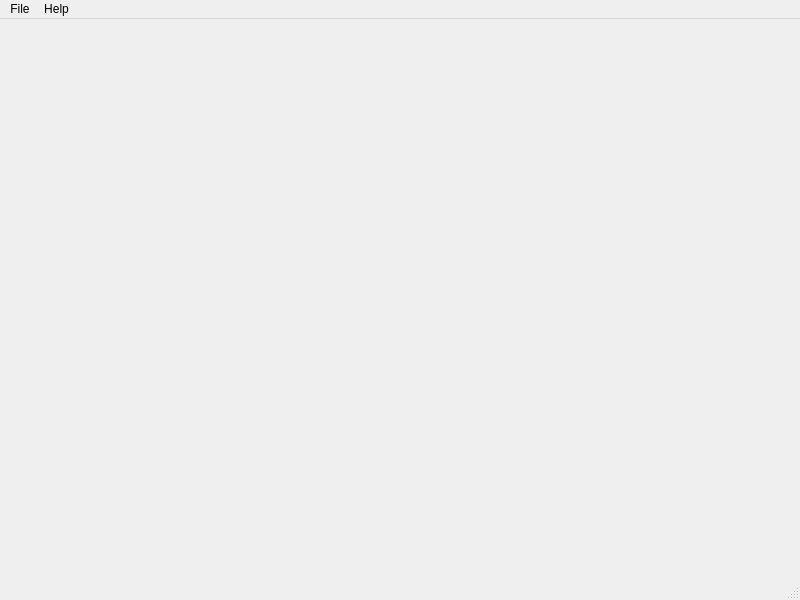
The window that Translator/translator_main.ui (WohlSoft/Moondust-Project) describes before a commit, drawn with Qt 5.
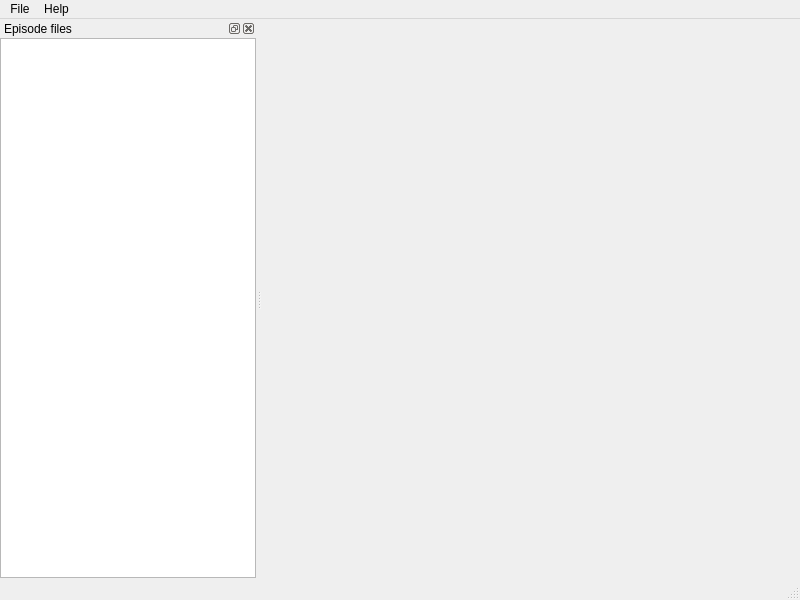
The same window after the commit. Icons and pictures are not drawn.

Diff of the .ui file:
```diff
--- a/Translator/translator_main.ui
+++ b/Translator/translator_main.ui
@@ -51,6 +51,37 @@
    <addaction name="menuHelp"/>
   </widget>
   <widget class="QStatusBar" name="statusbar"/>
+  <widget class="QDockWidget" name="filesListWidget">
+   <property name="windowTitle">
+    <string>Episode files</string>
+   </property>
+   <attribute name="dockWidgetArea">
+    <number>1</number>
+   </attribute>
+   <widget class="QTableView" name="filesListTable">
+    <property name="selectionMode">
+     <enum>QAbstractItemView::SingleSelection</enum>
+    </property>
+    <property name="selectionBehavior">
+     <enum>QAbstractItemView::SelectRows</enum>
+    </property>
+    <attribute name="horizontalHeaderVisible">
+     <bool>true</bool>
+    </attribute>
+    <attribute name="horizontalHeaderShowSortIndicator" stdset="0">
+     <bool>true</bool>
+    </attribute>
+    <attribute name="horizontalHeaderStretchLastSection">
+     <bool>true</bool>
+    </attribute>
+    <attribute name="verticalHeaderVisible">
+     <bool>false</bool>
+    </attribute>
+    <attribute name="verticalHeaderShowSortIndicator" stdset="0">
+     <bool>true</bool>
+    </attribute>
+   </widget>
+  </widget>
   <action name="actionOpen_project">
    <property name="text">
     <string>Open project...</string>
```
Left out of the diff: 13 changed lines with no effect on the pictures.
